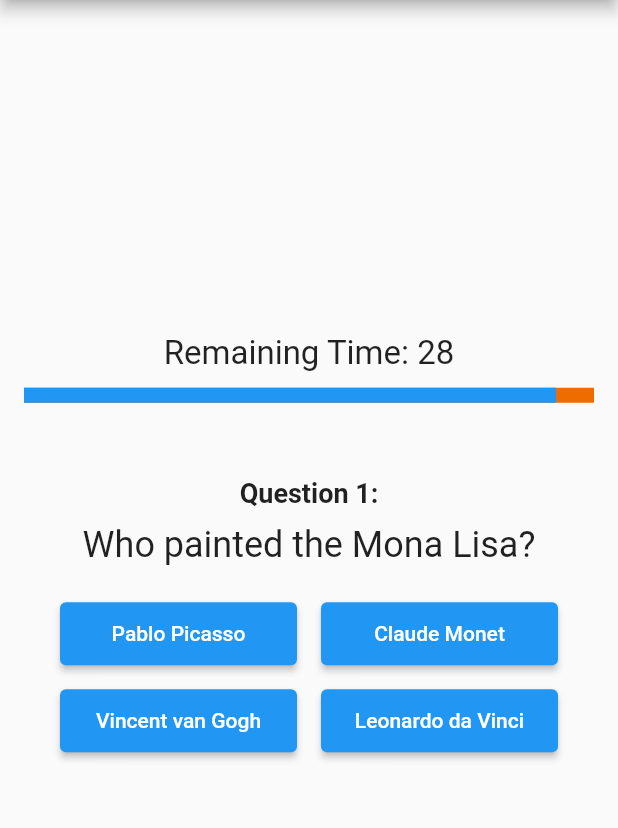
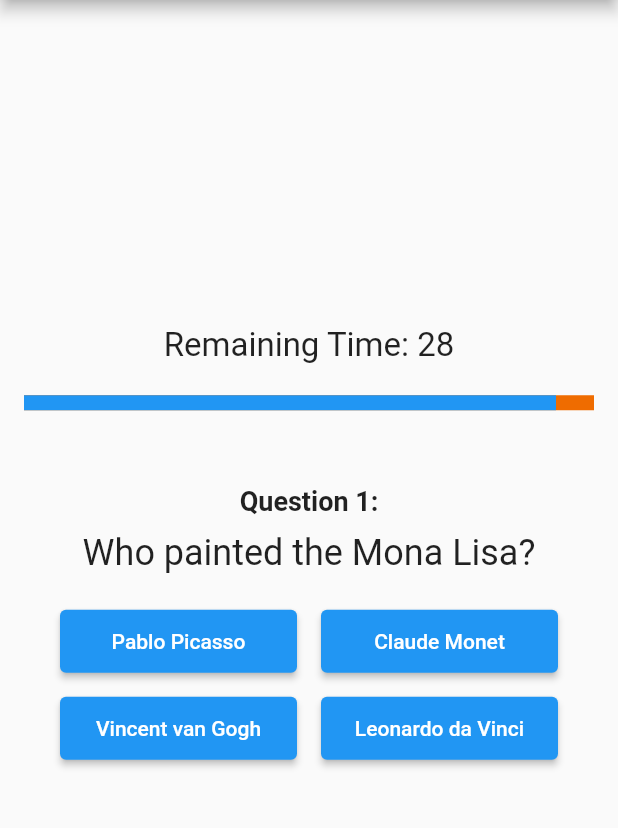
Before and after one commit to AlifArshad04/Quiz_flutter, a Flutter app: the QuizPage screen opened by its route, on a phone screen of 412 x 824 dp, the part 84-912 px from its top. Run offline on Flutter 3.47's test engine with Material 2 defaults, Android fonts, the phone set to English and light mode, and no system bars.

```diff
--- a/lib/quiz_page.dart
+++ b/lib/quiz_page.dart
@@ -112,7 +112,7 @@ class _QuizPageState extends State<QuizPage> {
               'Remaining Time: $_remainingTime',
               style: TextStyle(fontSize: 22),
             ),
-            SizedBox(height: 10,),
+            SizedBox(height: 20,),
             LinearProgressIndicator(
               value: progressValue,
               minHeight: 10,
```
